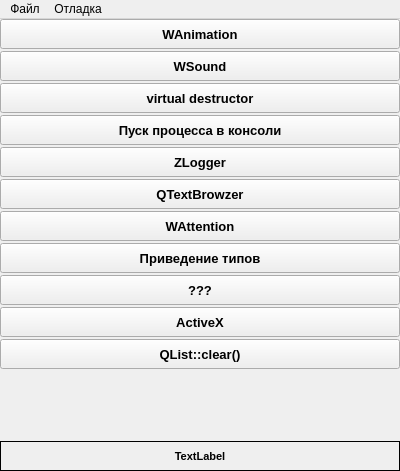
The window that TestQt/src/FMain.ui (Zurg-13/cpp) describes before a commit, drawn with Qt 5.
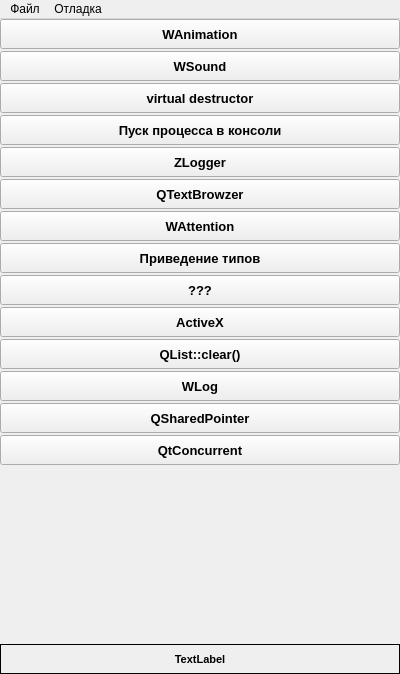
The same window after the commit.

Commit message: Всякое.

The edit to the form file:
```diff
--- a/TestQt/src/FMain.ui
+++ b/TestQt/src/FMain.ui
@@ -7,7 +7,7 @@
     <x>0</x>
     <y>0</y>
     <width>400</width>
-    <height>471</height>
+    <height>674</height>
    </rect>
   </property>
   <property name="windowTitle">
@@ -292,6 +292,72 @@
       </property>
      </widget>
     </item>
+    <item>
+     <widget class="QPushButton" name="btWLog">
+      <property name="minimumSize">
+       <size>
+        <width>0</width>
+        <height>30</height>
+       </size>
+      </property>
+      <property name="maximumSize">
+       <size>
+        <width>16777215</width>
+        <height>30</height>
+       </size>
+      </property>
+      <property name="font">
+       <font>
+        <pointsize>10</pointsize>
+        <weight>75</weight>
+        <bold>true</bold>
+       </font>
+      </property>
+      <property name="text">
+       <string>WLog</string>
+      </property>
+     </widget>
+    </item>
+    <item>
+     <widget class="QPushButton" name="btSharedPtr">
+      <property name="minimumSize">
+       <size>
+        <width>0</width>
+        <height>30</height>
+       </size>
+      </property>
+      <property name="font">
+       <font>
+        <pointsize>10</pointsize>
+        <weight>75</weight>
+        <bold>true</bold>
+       </font>
+      </property>
+      <property name="text">
+       <string>QSharedPointer</string>
+      </property>
+     </widget>
+    </item>
+    <item>
+     <widget class="QPushButton" name="btQtConcurrent">
+      <property name="minimumSize">
+       <size>
+        <width>0</width>
+        <height>30</height>
+       </size>
+      </property>
+      <property name="font">
+       <font>
+        <pointsize>10</pointsize>
+        <weight>75</weight>
+        <bold>true</bold>
+       </font>
+      </property>
+      <property name="text">
+       <string>QtConcurrent</string>
+      </property>
+     </widget>
+    </item>
     <item>
      <spacer name="spc">
       <property name="orientation">
```
The commit also changes 2 other files.
